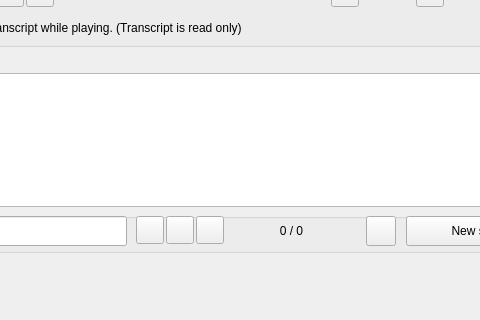
This is src/GUI_UIs/ui_dialog_view_av.ui in ccbogel/QualCoder as Qt 5 draws it before an edit; both pictures show x 85 to 565 and y 130 to 450 of the 1021 by 450 pixel window. The edited form follows.
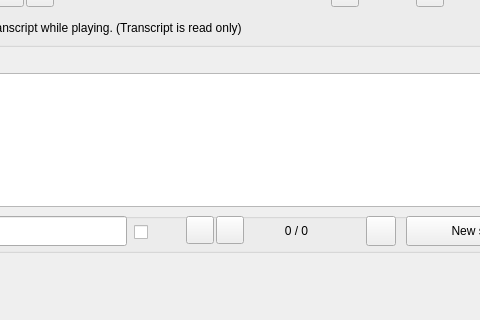
This is the edited form.

Commit message: case sensitive  checkbox

```diff
--- a/src/GUI_UIs/ui_dialog_view_av.ui
+++ b/src/GUI_UIs/ui_dialog_view_av.ui
@@ -388,7 +388,7 @@
      <widget class="QPushButton" name="pushButton_next">
       <property name="geometry">
        <rect>
-        <x>270</x>
+        <x>290</x>
         <y>3</y>
         <width>28</width>
         <height>28</height>
@@ -435,7 +435,7 @@
      <widget class="QPushButton" name="pushButton_previous">
       <property name="geometry">
        <rect>
-        <x>240</x>
+        <x>260</x>
         <y>3</y>
         <width>28</width>
         <height>28</height>
@@ -451,9 +451,9 @@
      <widget class="QLabel" name="label_search_totals">
       <property name="geometry">
        <rect>
-        <x>310</x>
+        <x>320</x>
         <y>7</y>
-        <width>111</width>
+        <width>101</width>
         <height>22</height>
        </rect>
       </property>
@@ -506,17 +506,39 @@
        <string>Remove Speaker</string>
       </property>
      </widget>
-     <widget class="QPushButton" name="pushButton_case_sensitive">
+     <widget class="QCheckBox" name="checkBox_case_sensitive">
       <property name="geometry">
        <rect>
-        <x>210</x>
-        <y>3</y>
+        <x>208</x>
+        <y>7</y>
+        <width>21</width>
+        <height>24</height>
+       </rect>
+      </property>
+      <property name="text">
+       <string/>
+      </property>
+     </widget>
+     <widget class="QLabel" name="label_case_sensitive">
+      <property name="geometry">
+       <rect>
+        <x>230</x>
+        <y>4</y>
         <width>28</width>
         <height>28</height>
        </rect>
       </property>
-      <property name="toolTip">
-       <string>Case sensitive</string>
+      <property name="minimumSize">
+       <size>
+        <width>28</width>
+        <height>28</height>
+       </size>
+      </property>
+      <property name="maximumSize">
+       <size>
+        <width>28</width>
+        <height>28</height>
+       </size>
       </property>
       <property name="text">
        <string/>
```
